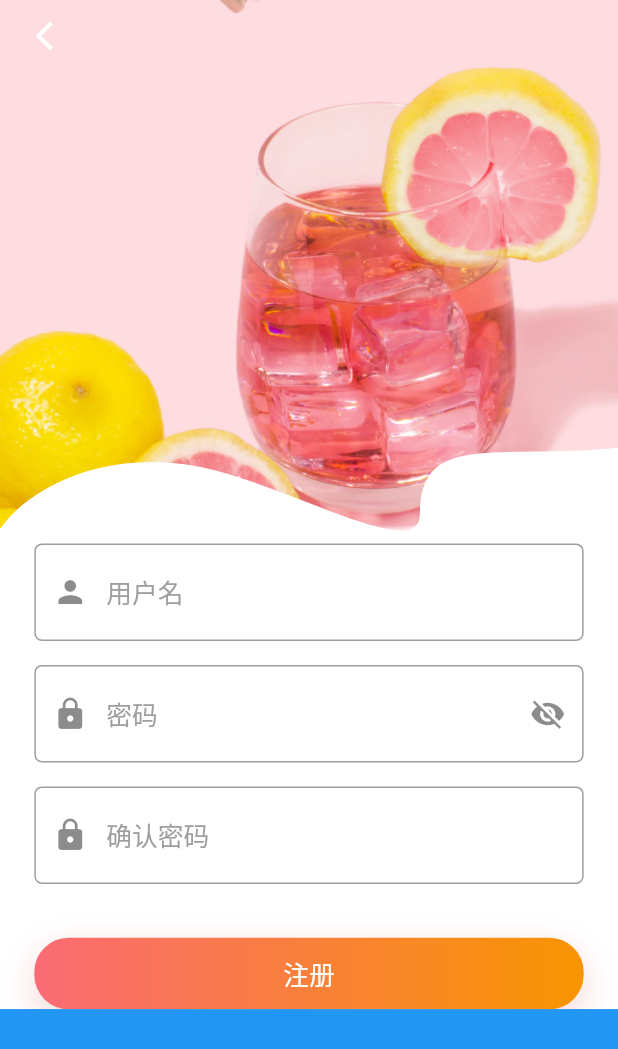
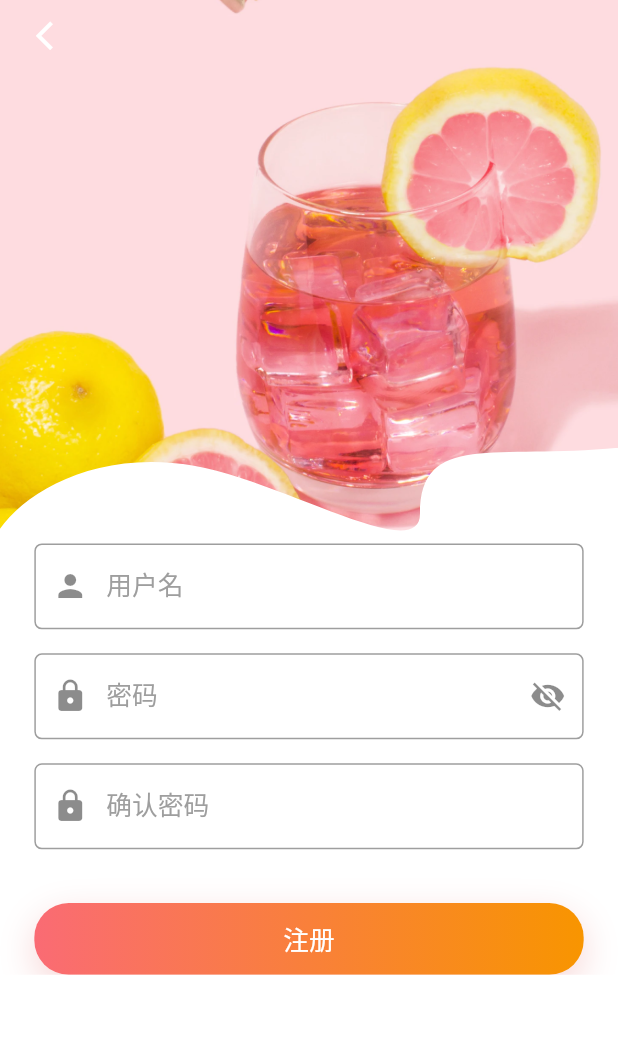
Before and after one commit to wo5813288/wan_giao, a Flutter app: the RegisterPage screen opened by its route, on a phone screen of 412 x 824 dp. Shown: the top 1049 px of the screen. Run offline on Flutter 3.47's test engine with Material 2 defaults, Android fonts, the phone set to English and light mode, and no system bars; drawn by our look-alikes of oktoast, pull_to_refresh; our stand-ins replace cached_network_image, cookie_jar, dio, dio_cookie_manager, flutter_html, flutter_screenutil and 6 more; missing offline and left inert: flutter_gifimage, jpush_flutter, pk_skeleton, sp_util; network calls fail.

Commit message:
解决一些bug

```diff
--- a/lib/bean/article_data.dart
+++ b/lib/bean/article_data.dart
@@ -1,4 +1,5 @@
 import 'package:flutter/material.dart';
+import 'package:flutter_html/flutter_html.dart';
 import 'package:get/get.dart';
 import 'package:oktoast/oktoast.dart';
 import 'package:wan_android/bean/article_item.dart';
--- a/lib/compents/login_widget.dart
+++ b/lib/compents/login_widget.dart
@@ -74,7 +74,9 @@ class LoginInput extends StatelessWidget {
 
   @override
   Widget build(BuildContext context) {
-    return TextFormField(
+    return Container(
+      height: 48.h,
+      child: TextFormField(
         obscureText: obscureText,
         onChanged: onChanged,
         style:kTextLoginInputStyle ,
@@ -92,6 +94,7 @@ class LoginInput extends StatelessWidget {
         controller: textEditingController,
         autovalidateMode: autovalidateMode,
         validator: validator,
+      ),
     );
   }
 }
--- a/lib/compents/search_view.dart
+++ b/lib/compents/search_view.dart
@@ -61,7 +61,7 @@ class _SearchViewState extends State<SearchView> {
           controller: _textEditingController,
           textInputAction: TextInputAction.search,
           decoration: InputDecoration(
-              prefixIcon: Icon(Icons.search),
+              prefixIcon: Icon(Icons.search,color: Colors.grey),
               //输入文字后面的小图标
               suffixIcon: _buildSuffixIcon(),
               focusedBorder: OutlineInputBorder(
@@ -89,7 +89,7 @@ class _SearchViewState extends State<SearchView> {
     } else {
       return IconButton(
           padding: EdgeInsets.all(0),
-          icon: Icon(widget.suffixIcon),
+          icon: Icon(widget.suffixIcon,color: Colors.grey,),
           onPressed: widget.onPressed);
     }
   }
--- a/lib/controller/base/base_getx_controller.dart
+++ b/lib/controller/base/base_getx_controller.dart
@@ -3,6 +3,7 @@ import 'package:sp_util/sp_util.dart';
 import 'package:wan_android/app/app_state.dart';
 import 'package:wan_android/compents/state_page.dart';
 import 'package:wan_android/http/http_manager.dart';
+import 'package:wan_android/page/set/setting_page.dart';
 import 'package:wan_android/route/routes_page.dart';
 
 typedef Success(dynamic value);
@@ -32,8 +33,7 @@ abstract class BaseGetXController extends GetxController {
         loadState.value=LoadState.FAILURE;
       }
       if (error.code == HttpDioError.LOGIN_CODE) {
-        await HttpManager.clearCookie();
-        await SpUtil.clear();
+        logout();
         Get.find<AppState>().loginState.value = LoginState.LOGO_OUT;
         //用户需要登录才能进行操作
         Get.toNamed(RoutesConfig.LOGIN_PAGE);
--- a/lib/default/global.dart
+++ b/lib/default/global.dart
@@ -42,19 +42,23 @@ class Global {
     if (userMap != null) {
       userProfile = User.fromJson(userMap);
     }
+
+    ///用户是否选择了同意“用户协议”
     isFirstOpen = SpUtil.getBool(ConstantInfo.KEY_IS_FIRST_OPEN_APP, defValue: true);
-
+    //开启应用初始化用户状态
     appState.setIsLogin(isUserOnLine ? LoginState.LOGIN : LoginState.LOGO_OUT);
     //初始化默认主题
     themeController.setThemeData(SpUtil.getString(ThemeKey.KEY_APP_THEME,defValue: ThemeKey.LIGHT));
 
   }
 
+  /// 登录后保存用户信息
   static saveUserProfile(User user) {
     SpUtil.putObject(ConstantInfo.KEY_USER, user);
     userProfile = user;
   }
 
+  ///当前用户是否处于登录状态
   static bool get isUserOnLine =>
       SpUtil.getObject(ConstantInfo.KEY_USER) != null;
 
--- a/lib/page/home/recommend_page.dart
+++ b/lib/page/home/recommend_page.dart
@@ -47,6 +47,7 @@ class _RecommendPageState extends State<RecommendPage> with AutomaticKeepAliveCl
               slivers: [
                 //轮播图
                 _buildBannerUI(_recommendController),//置顶
+                //首页菜单
                 _buildBoxGrid(),
                 // 文章列表
                 _buildTopArticleListUI(_recommendController),
@@ -112,7 +113,6 @@ class _RecommendPageState extends State<RecommendPage> with AutomaticKeepAliveCl
   Widget _buildBoxGrid(){
     return SliverToBoxAdapter(
       child: Container(
-        height: 130.h,
         decoration: BoxDecoration(
           color: Theme.of(context).scaffoldBackgroundColor,
           borderRadius: BorderRadius.circular(5.w),
@@ -128,6 +128,8 @@ class _RecommendPageState extends State<RecommendPage> with AutomaticKeepAliveCl
           physics: NeverScrollableScrollPhysics(),
           crossAxisCount: 4,
           crossAxisSpacing: 10.w,
+          mainAxisSpacing: 0,
+          shrinkWrap: true,
           children: KText.menusTexts.map((e){
             return InkWell(
               onTap: (){
--- a/lib/page/login/register_page.dart
+++ b/lib/page/login/register_page.dart
@@ -10,7 +10,7 @@ class RegisterPage extends StatelessWidget {
   @override
   Widget build(BuildContext context) {
     return Scaffold(
-      backgroundColor: Theme.of(context).accentColor,
+      backgroundColor: Colors.white,
       body: Stack(
         //返回按钮
         children: [
--- a/lib/route/routes_page.dart
+++ b/lib/route/routes_page.dart
@@ -97,6 +97,7 @@ abstract class RoutesConfig {
     GetPage(
         name: REGISTER_PAGE,
         page: () => RegisterPage(),
+        binding:RegisterBindings() ,
         transition: Transition.rightToLeft),
     GetPage(
         name: SETTING_PAGE,
```
Also changed, not shown: lib/page/set/setting_page.dart (+13 -6 lines). Lines whose indentation alone changed are shown as unchanged.
